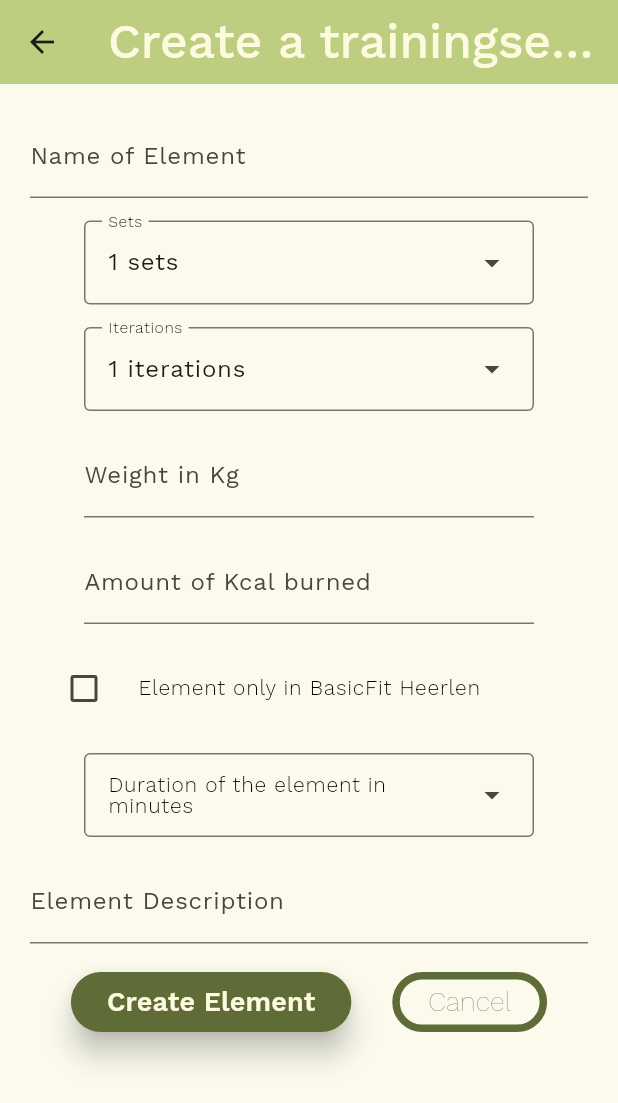
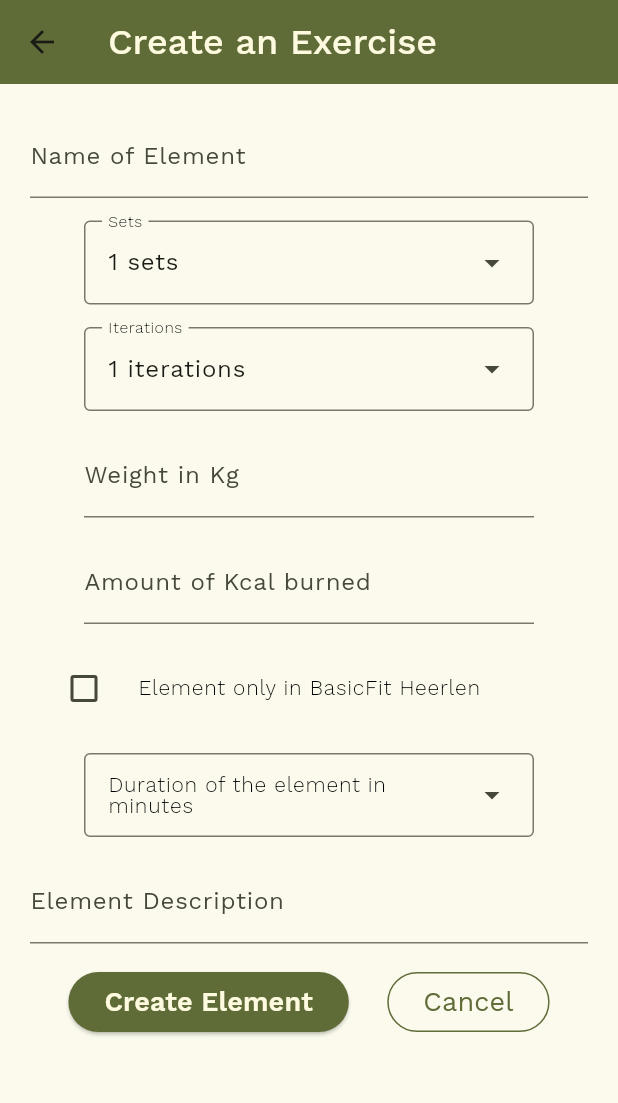
Before and after one commit to Megalomizer/WorkoutTracker_Flutter_v1, a Flutter app: the AllElements screen opened by its route, after a tap on the "add" icon, on a phone screen of 412 x 824 dp. Shown: the top 1103 px of the screen. Run offline on Flutter 3.47's test engine with Material 3 defaults, Android fonts, the light colour scheme and no system bars; our stand-ins replace objectbox, sqflite; accounts and stored records are empty; generated files the repository leaves out were written again.

Commit message:
Fixed UI issues

```diff
--- a/lib/MVVM/Views/allelements.dart
+++ b/lib/MVVM/Views/allelements.dart
@@ -20,10 +20,9 @@ class _AllElementsState extends State<AllElements> {
   Widget build(BuildContext context) {
     return Scaffold(
       appBar: AppBar(
-        backgroundColor: Theme.of(context).colorScheme.inversePrimary,
-        //title: const AppBarHeaderTextStyle(text: 'All Trainingselements'),
+        backgroundColor: color_primary,
         title: const Text(
-          'All Trainingselements',
+          'All Exercises',
           style: appBarHeaderTextStyle,
           textAlign: TextAlign.start,
         ),
--- a/lib/MVVM/Views/allschedules.dart
+++ b/lib/MVVM/Views/allschedules.dart
@@ -20,7 +20,7 @@ class _AllSchedulesState extends State<AllSchedules> {
   Widget build(BuildContext context) {
     return Scaffold(
       appBar: AppBar(
-        backgroundColor: Theme.of(context).colorScheme.inversePrimary,
+        backgroundColor: color_primary,
         title: const Text(
           'All Schedules',
           style: appBarHeaderTextStyle,
--- a/lib/MVVM/Views/createelement.dart
+++ b/lib/MVVM/Views/createelement.dart
@@ -81,9 +81,9 @@ class _CreateElementState extends State<CreateElement> {
 
     return Scaffold(
       appBar: AppBar(
-        backgroundColor: Theme.of(context).colorScheme.inversePrimary,
+        backgroundColor: color_primary,
         title: const Text(
-          'Create a trainingselement',
+          'Create an Exercise',
           style: appBarHeaderTextStyle,
         ),
       ),
--- a/lib/MVVM/Views/createschedule.dart
+++ b/lib/MVVM/Views/createschedule.dart
@@ -29,7 +29,7 @@ class _CreateScheduleState extends State<CreateSchedule> {
   Widget build(BuildContext context) {
     return Scaffold(
       appBar: AppBar(
-        backgroundColor: Theme.of(context).colorScheme.inversePrimary,
+        backgroundColor: color_primary,
         title: const Text(
           'Create a new Schedule',
           style: appBarHeaderTextStyle
--- a/lib/MVVM/Views/scheduledetails.dart
+++ b/lib/MVVM/Views/scheduledetails.dart
@@ -8,6 +8,7 @@ class ScheduleDetails extends StatelessWidget {
     final TrainingsSchedule selectedSchedule = ModalRoute.of(context)!.settings.arguments as TrainingsSchedule;
     return Scaffold(
       appBar: AppBar(
+        backgroundColor: color_primary,
         title: const Text(
           'Schedule details',
           style: appBarHeaderTextStyle,
--- a/lib/Widgets/presets.dart
+++ b/lib/Widgets/presets.dart
@@ -19,15 +19,14 @@ const color_white = Color.fromRGBO(255, 255, 255, 1);
 /// Primairy *Elevated* Button
 final primairyButtonStyle = ElevatedButton.styleFrom(
   backgroundColor: color_primary,
-  elevation: 8.0,
   shape: const StadiumBorder(),
 );
 
 /// Secondairy *Outlined* Button
 final secondairyButtonStyle = OutlinedButton.styleFrom(
   side: const BorderSide(
-    width: 5.0,
     color: color_primary,
+    width: 1.0,
   ),
 );
 //----------------------------------------------------\\
@@ -35,7 +34,7 @@ final secondairyButtonStyle = OutlinedButton.styleFrom(
 //------------------ Text Styles ------------------\\
 /// Appbar Header
 const appBarHeaderTextStyle = TextStyle(
-  fontSize: 32,
+  fontSize: 24,
   fontWeight: FontWeight.w500,
   color: color_secondairy,
 );
@@ -63,7 +62,7 @@ const regularTextStyle = TextStyle(
 
 /// Drawer Header
 const drawerHeaderTextStyle = TextStyle(
-  fontSize: 42,
+  fontSize: 60,
   fontWeight: FontWeight.w700,
   color: color_secondairy,
 );
@@ -85,7 +84,7 @@ const primairyButtonTextStyle = TextStyle(
 /// Secondairy Button Text
 const secondairyButtonTextStyle = TextStyle(
   fontSize: 18,
-  fontWeight: FontWeight.w200,
+  fontWeight: FontWeight.w400,
   color: color_primary,
 );
 //-------------------------------------------------\\
@@ -108,8 +107,8 @@ class DrawerPreset extends StatelessWidget {
               borderRadius: BorderRadius.only(
                 topLeft: Radius.zero,
                 topRight: Radius.zero,
-                bottomLeft: Radius.circular(15),
-                bottomRight: Radius.circular(15),
+                bottomLeft: Radius.zero,//Radius.circular(15),
+                bottomRight: Radius.zero,
               ),
             ),
             child: TextButton(
@@ -118,7 +117,7 @@ class DrawerPreset extends StatelessWidget {
               },
               child: const Text(
                 'Home',
-                style: drawerElementTextStyle,
+                style: drawerHeaderTextStyle,
                 textAlign: TextAlign.center,
               ),
             ),
--- a/lib/main.dart
+++ b/lib/main.dart
@@ -53,7 +53,7 @@ class MyAppHome extends StatelessWidget {
   Widget build(BuildContext context) {
     return Scaffold(
       appBar: AppBar(
-        backgroundColor: Theme.of(context).colorScheme.inversePrimary,
+        backgroundColor: color_primary,
         title: const Text(
           'Homescreen',
           style: appBarHeaderTextStyle,
--- a/pubspec.yaml
+++ b/pubspec.yaml
@@ -39,6 +39,7 @@ dependencies:
   path: ^1.9.0
   objectbox: ^2.5.1
   objectbox_flutter_libs: any
+  path_provider: ^2.1.2
 
 dev_dependencies:
   flutter_test:
```
Also changed, not shown: lib/abstracts/databaseconfig.dart (+1 -7 lines), pubspec.lock.
